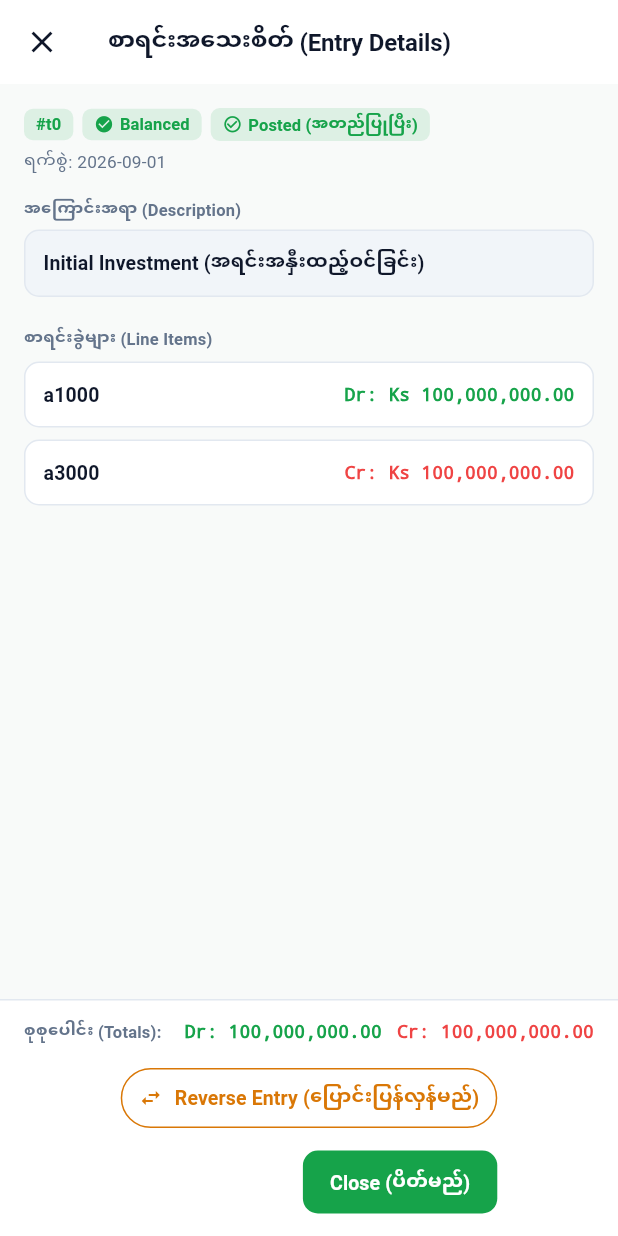
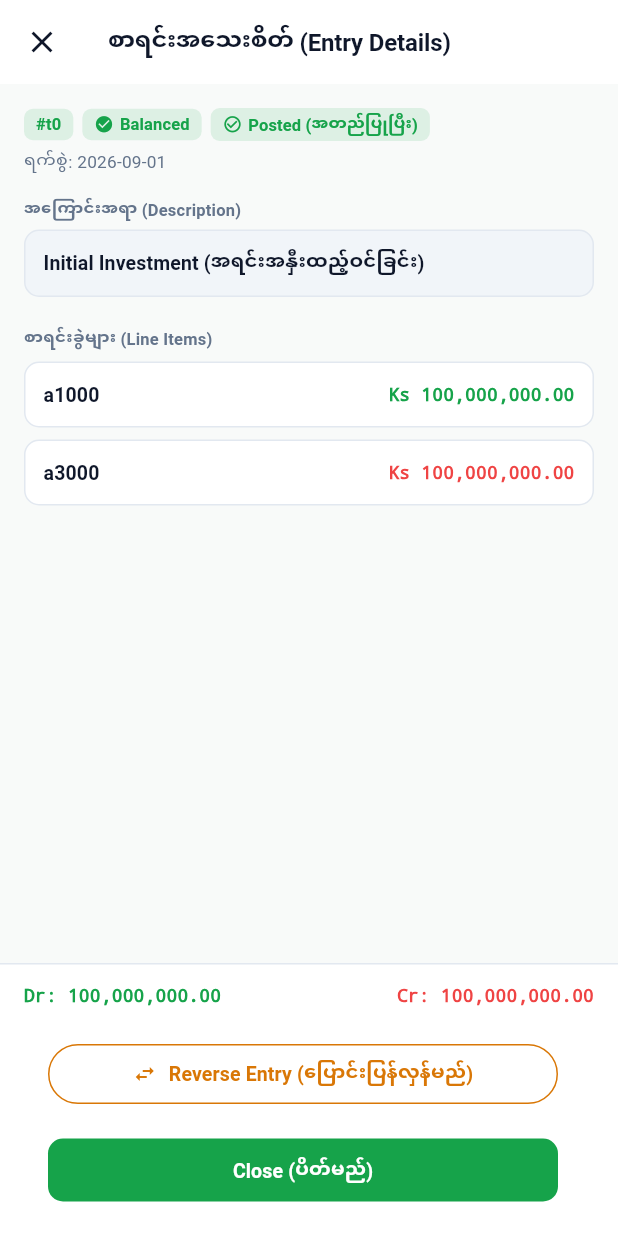
Before and after one commit to thanwannahtun/accounting_myanmar, a Flutter app: the JournalEntryDetailDialog screen opened directly with sample values from the repository, on a phone screen of 412 x 824 dp. Run offline on Flutter 3.47's test engine with Material 3 defaults, Android fonts, the light colour scheme and no system bars; our stand-ins replace dio, equatable, flutter_bloc, flutter_secure_storage, pretty_dio_logger, sqflite and 1 more; accounts and stored records are empty.

Commit message:
fix: overflow issues in mobile layout fix: wrong navigation on splash navigation

```diff
--- a/lib/core/route_util/route_generator.dart
+++ b/lib/core/route_util/route_generator.dart
@@ -8,6 +8,7 @@ class RouteGenerator {
     debugPrint("🟢 navigate To -> ${settings.name}");
     switch (settings.name) {
       case RouteNames.splashScreen:
+      case "/splash":
         return _navigateRoute(
           settings: settings,
           builder: (context) => const SplashScreen(),
--- a/lib/core/route_util/route_names.dart
+++ b/lib/core/route_util/route_names.dart
@@ -1,5 +1,5 @@
 class RouteNames {
-  static const String splashScreen = "/splash";
+  static const String splashScreen = "/";
   static const String app = "/base_app";
   static const String signUp = "/sign_up"; // email sign up
   static const String signIn = "/sign_in";
--- a/lib/main.dart
+++ b/lib/main.dart
@@ -101,6 +101,11 @@ class MyApp extends StatelessWidget {
             theme: AppTheme.lightTheme,
             darkTheme: AppTheme.darkTheme,
             onGenerateRoute: RouteGenerator.onGenerateRoute,
+            onGenerateInitialRoutes: (initialRoute) => [
+              RouteGenerator.onGenerateRoute(
+                RouteSettings(name: initialRoute),
+              )!,
+            ],
             initialRoute: RouteNames.splashScreen,
             debugShowCheckedModeBanner: false,
           ),
--- a/lib/ui/screens/journal/journal_entry_detail_dialog.dart
+++ b/lib/ui/screens/journal/journal_entry_detail_dialog.dart
@@ -83,23 +83,16 @@ class JournalEntryDetailDialog extends StatelessWidget {
                 mainAxisSize: MainAxisSize.min,
                 children: [
                   Row(
-                    mainAxisAlignment: MainAxisAlignment.spaceBetween,
                     children: [
-                      Text(
-                        'စုစုပေါင်း (Totals):',
-                        style: theme.textTheme.labelMedium?.copyWith(
-                          fontWeight: FontWeight.bold,
-                        ),
-                      ),
-                      Row(
-                        children: [
-                          Text(
+                      Expanded(
+                        child: Text(
                           'Dr: ${numberFormat.format(totalDebit)}',
                           style: const TextStyle(
                             fontFamily: 'Courier',
                             fontSize: 12,
                             fontWeight: FontWeight.bold,
                             color: AppColors.primaryGreen,
+                          ),
                         ),
                       ),
                       const SizedBox(width: 10),
@@ -114,17 +107,16 @@ class JournalEntryDetailDialog extends StatelessWidget {
                       ),
                     ],
                   ),
-                    ],
-                  ),
                   const SizedBox(height: 12),
                   Wrap(
                     spacing: 8,
-                    runSpacing: 8,
+                    runSpacing: 0,
                     alignment: WrapAlignment.end,
                     crossAxisAlignment: WrapCrossAlignment.center,
                     children: [
                       if (entry.canReverse && onReverse != null)
-                        OutlinedButton.icon(
+                        ListTile(
+                          title: OutlinedButton.icon(
                             style: OutlinedButton.styleFrom(
                               foregroundColor: AppColors.primaryGold,
                               side: const BorderSide(
@@ -136,14 +128,18 @@ class JournalEntryDetailDialog extends StatelessWidget {
                               ),
                             ),
                             icon: const Icon(Icons.swap_horiz, size: 16),
-                          label: const Text('Reverse Entry (ပြောင်းပြန်လှန်မည်)'),
+                            label: const Text(
+                              'Reverse Entry (ပြောင်းပြန်လှန်မည်)',
+                            ),
                             onPressed: () {
                               Navigator.of(context).pop();
                               onReverse!();
                             },
                           ),
+                        ),
                       if (entry.isDraft && onPost != null)
-                        ElevatedButton.icon(
+                        ListTile(
+                          title: ElevatedButton.icon(
                             style: ElevatedButton.styleFrom(
                               backgroundColor: AppColors.primaryGreen,
                               foregroundColor: Colors.white,
@@ -152,15 +148,20 @@ class JournalEntryDetailDialog extends StatelessWidget {
                                 vertical: 8,
                               ),
                             ),
-                          icon: const Icon(Icons.check_circle_outline, size: 16),
+                            icon: const Icon(
+                              Icons.check_circle_outline,
+                              size: 16,
+                            ),
                             label: const Text('Post Entry (စာရင်းအတည်ပြုရန်)'),
                             onPressed: () {
                               Navigator.of(context).pop();
                               onPost!();
                             },
                           ),
+                        ),
                       if (entry.isDraft && onDeleteDraft != null)
-                        TextButton.icon(
+                        ListTile(
+                          title: TextButton.icon(
                             style: TextButton.styleFrom(
                               foregroundColor: AppColors.creditRose,
                               padding: const EdgeInsets.symmetric(
@@ -175,9 +176,12 @@ class JournalEntryDetailDialog extends StatelessWidget {
                               onDeleteDraft!();
                             },
                           ),
-                      ElevatedButton(
+                        ),
+                      ListTile(
+                        title: ElevatedButton(
                           onPressed: () => Navigator.of(context).pop(),
                           child: const Text('Close (ပိတ်မည်)'),
+                        ),
                       ),
                     ],
                   ),
@@ -219,8 +223,7 @@ class JournalEntryDetailDialog extends StatelessWidget {
                     crossAxisAlignment: CrossAxisAlignment.start,
                     children: [
                       _buildDescriptionBox(theme, isDark),
-                      if (entry.remark != null &&
-                          entry.remark!.isNotEmpty) ...[
+                      if (entry.remark != null && entry.remark!.isNotEmpty) ...[
                         const SizedBox(height: 16),
                         _buildRemarkBox(theme, isDark),
                       ],
@@ -278,7 +281,10 @@ class JournalEntryDetailDialog extends StatelessWidget {
                               vertical: 8,
                             ),
                           ),
-                          icon: const Icon(Icons.check_circle_outline, size: 16),
+                          icon: const Icon(
+                            Icons.check_circle_outline,
+                            size: 16,
+                          ),
                           label: const Text('Post Entry (စာရင်းအတည်ပြုရန်)'),
                           onPressed: () {
                             Navigator.of(context).pop();
@@ -343,9 +349,8 @@ class JournalEntryDetailDialog extends StatelessWidget {
             Container(
               padding: const EdgeInsets.symmetric(horizontal: 8, vertical: 3),
               decoration: BoxDecoration(
-                color: (isBalanced
-                        ? AppColors.primaryGreen
-                        : AppColors.creditRose)
+                color:
+                    (isBalanced ? AppColors.primaryGreen : AppColors.creditRose)
                         .withValues(alpha: 0.12),
                 borderRadius: BorderRadius.circular(6),
               ),
@@ -567,10 +572,7 @@ class JournalEntryDetailDialog extends StatelessWidget {
               const Icon(Icons.notes, size: 16, color: Colors.grey),
               const SizedBox(width: 8),
               Expanded(
-                child: Text(
-                  entry.remark!,
-                  style: theme.textTheme.bodyMedium,
-                ),
+                child: Text(entry.remark!, style: theme.textTheme.bodyMedium),
               ),
             ],
           ),
@@ -654,12 +656,15 @@ class JournalEntryDetailDialog extends StatelessWidget {
                   ),
                 ),
                 const SizedBox(width: 8),
-                Column(
+                Expanded(
+                  child: Align(
+                    alignment: Alignment.centerRight,
+                    child: Column(
                       crossAxisAlignment: CrossAxisAlignment.end,
                       children: [
                         if (line.debit > 0)
                           Text(
-                        'Dr: ${CurrencyFormatter.format(line.debit)}',
+                            CurrencyFormatter.format(line.debit),
                             style: const TextStyle(
                               fontFamily: 'Courier',
                               fontSize: 12,
@@ -669,7 +674,7 @@ class JournalEntryDetailDialog extends StatelessWidget {
                           ),
                         if (line.credit > 0)
                           Text(
-                        'Cr: ${CurrencyFormatter.format(line.credit)}',
+                            CurrencyFormatter.format(line.credit),
                             style: const TextStyle(
                               fontFamily: 'Courier',
                               fontSize: 12,
@@ -678,6 +683,8 @@ class JournalEntryDetailDialog extends StatelessWidget {
                             ),
                           ),
                       ],
+                    ),
+                  ),
                 ),
               ],
             ),
```
Also changed, not shown: lib/ui/screens/journal/add_journal_entry_dialog.dart (+16 -8 lines), lib/ui/screens/splash/splash_screen.dart (+11 -8 lines). Lines whose indentation alone changed are shown as unchanged.
